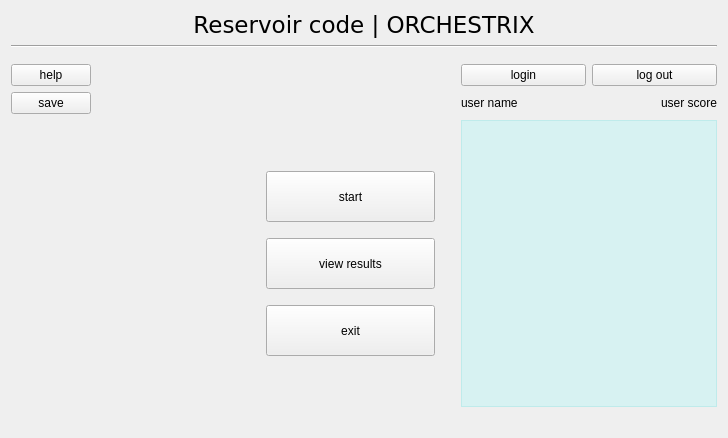
Before: the Qt Designer form src/windows/uis/StartWindow.ui in ZulusK/orchestrix, drawn with Qt 5.
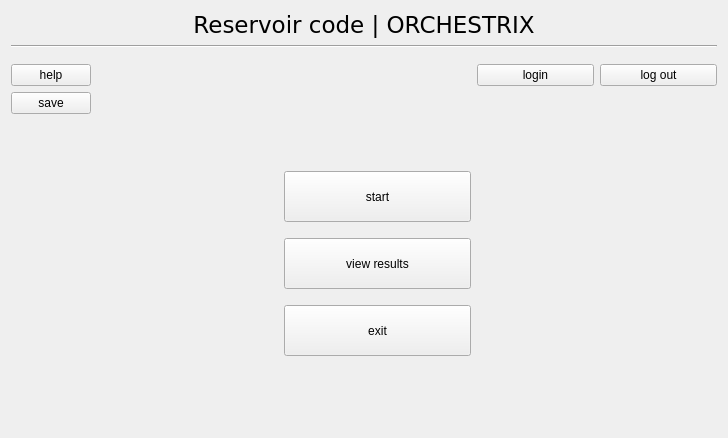
After: the same form once the commit is applied.

What changed in the file:
```diff
--- a/src/windows/uis/StartWindow.ui
+++ b/src/windows/uis/StartWindow.ui
@@ -165,35 +165,6 @@
           <property name="sizeConstraint">
            <enum>QLayout::SetDefaultConstraint</enum>
           </property>
-          <item>
-           <widget class="QLabel" name="nameLbl">
-            <property name="sizePolicy">
-             <sizepolicy hsizetype="Expanding" vsizetype="Fixed">
-              <horstretch>0</horstretch>
-              <verstretch>0</verstretch>
-             </sizepolicy>
-            </property>
-            <property name="text">
-             <string>user name</string>
-            </property>
-           </widget>
-          </item>
-          <item>
-           <widget class="QLabel" name="scoreLbl">
-            <property name="sizePolicy">
-             <sizepolicy hsizetype="Expanding" vsizetype="Fixed">
-              <horstretch>0</horstretch>
-              <verstretch>0</verstretch>
-             </sizepolicy>
-            </property>
-            <property name="text">
-             <string>user score</string>
-            </property>
-            <property name="alignment">
-             <set>Qt::AlignRight|Qt::AlignTrailing|Qt::AlignVCenter</set>
-            </property>
-           </widget>
-          </item>
          </layout>
         </item>
         <item row="0" column="4">
@@ -242,19 +213,6 @@
           </property>
          </spacer>
         </item>
-        <item row="2" column="4">
-         <widget class="QTableWidget" name="resultsTable">
-          <property name="sizePolicy">
-           <sizepolicy hsizetype="Expanding" vsizetype="MinimumExpanding">
-            <horstretch>0</horstretch>
-            <verstretch>0</verstretch>
-           </sizepolicy>
-          </property>
-          <property name="styleSheet">
-           <string notr="true">background-color: rgba(85, 255, 255, 40);</string>
-          </property>
-         </widget>
-        </item>
         <item row="0" column="1">
          <spacer name="horizontalSpacer">
           <property name="orientation">
@@ -287,22 +245,6 @@
           </property>
          </spacer>
         </item>
-        <item row="2" column="3">
-         <spacer name="horizontalSpacer_2">
-          <property name="orientation">
-           <enum>Qt::Horizontal</enum>
-          </property>
-          <property name="sizeType">
-           <enum>QSizePolicy::Preferred</enum>
-          </property>
-          <property name="sizeHint" stdset="0">
-           <size>
-            <width>20</width>
-            <height>20</height>
-           </size>
-          </property>
-         </spacer>
-        </item>
         <item row="1" column="0">
          <widget class="QPushButton" name="saveBtn">
           <property name="text">
@@ -310,6 +252,22 @@
           </property>
          </widget>
         </item>
+        <item row="2" column="4">
+         <spacer name="horizontalSpacer_2">
+          <property name="orientation">
+           <enum>Qt::Horizontal</enum>
+          </property>
+          <property name="sizeType">
+           <enum>QSizePolicy::Expanding</enum>
+          </property>
+          <property name="sizeHint" stdset="0">
+           <size>
+            <width>240</width>
+            <height>20</height>
+           </size>
+          </property>
+         </spacer>
+        </item>
        </layout>
       </item>
       <item row="2" column="0">
```
